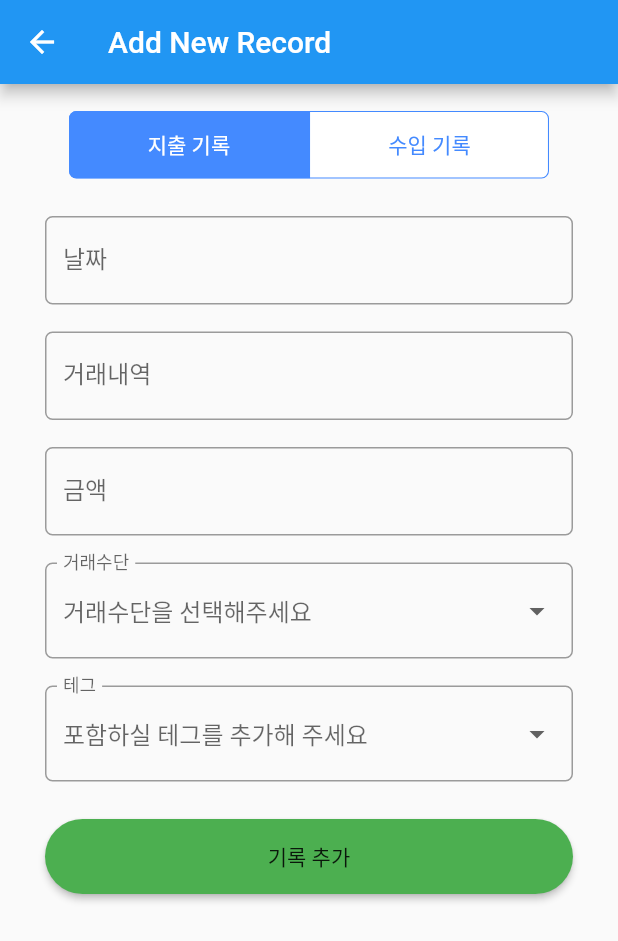
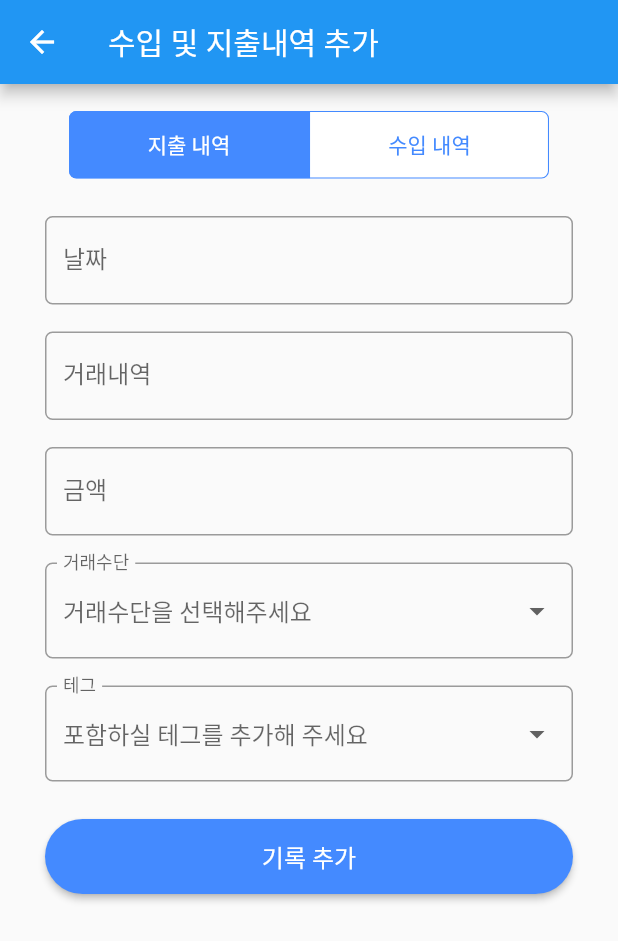
Before and after one commit to kjunha/unnamed-flutter-project, a Flutter app: the screen it shows after launch, after a tap on the "add" icon, on a phone screen of 412 x 824 dp. Shown: the top 941 px of the screen. Run offline on Flutter 3.47's test engine with Material 2 defaults, Android fonts, the phone set to English and light mode, and no system bars; drawn by our look-alikes of flutter_form_builder, material_segmented_control; our stand-ins replace grouped_list.

Commit message:
implement card layout

```diff
--- a/lib/add_record.dart
+++ b/lib/add_record.dart
@@ -13,8 +13,8 @@ class _AddRecordState extends State<AddRecord> {
   final _formKey = GlobalKey<FormBuilderState>();
   final df = DateFormat('yyyy-MM-dd');
   final Map<int, Widget> _children = {
-    -1:Text('지출 기록'),
-    1:Text('수입 기록')
+    -1:Text('지출 내역'),
+    1:Text('수입 내역')
   };
 
   //Dummydata field - DEV
@@ -83,7 +83,7 @@ class _AddRecordState extends State<AddRecord> {
   @override
   Widget build(BuildContext context) {
     return Scaffold(
-        appBar: AppBar(title: Text('Add New Record'),backgroundColor: Colors.blue,),
+        appBar: AppBar(title: Text('수입 및 지출내역 추가'),backgroundColor: Colors.blue,),
         body: SingleChildScrollView(scrollDirection: Axis.vertical, child: Container(
           margin: EdgeInsets.symmetric(vertical: 18, horizontal: 30),
           child: Column(
@@ -151,9 +151,12 @@ class _AddRecordState extends State<AddRecord> {
                       minWidth: double.infinity,
                       height: 50,
                       child: RaisedButton(
-                        child: Text('기록 추가'),
-                        color: Colors.green,
+                        child: Text('기록 추가', style: TextStyle(color: Colors.white, fontSize: 16),),
+                        color: Colors.blueAccent,
                         shape: RoundedRectangleBorder(borderRadius: BorderRadius.circular(25)),
+                        //TODO Alert when amount is 0
+                        //TODO Alert when txDescription == null
+                        //TODO Alert when method == null
                         onPressed: () {},
                       ),
                     )
--- a/lib/main.dart
+++ b/lib/main.dart
@@ -39,7 +39,8 @@ class _OverviewState extends State<Overview> {
   Widget _buildRecordList(BuildContext context, int i) {
     var labelColor = Colors.blue;
     var trailingTextColor = Colors.green;
-    return ListTile(
+    return Card(
+      child: ListTile(
         title:Text('지출내역 상세기록', ),
         subtitle: Text('지불수단'),
         leading: Container(
@@ -50,28 +51,21 @@ class _OverviewState extends State<Overview> {
         ),
         trailing: Text('10,000', style: TextStyle(color: trailingTextColor, fontWeight: FontWeight.bold, fontSize: 18),) ,
         onTap: () {},
+      ),
     );
   }
 
   @override
   Widget build(BuildContext context) {
     return Scaffold(
+      backgroundColor: Colors.grey[300],
       appBar: AppBar(
         title: Text('Overview'),
+        centerTitle: true,
         leading: IconButton(
           icon: Icon(Icons.menu),
           onPressed: () {},
         ),
-        actions: [
-          IconButton(
-            icon: Icon(Icons.add),
-            onPressed: () {Navigator.pushNamed(context, '/add');},
-          ),
-          IconButton(
-            icon:Icon(Icons.question_answer),
-            onPressed: () {},
-          )
-        ],
       ),
       body: SingleChildScrollView(
         child: Column(
@@ -79,6 +73,15 @@ class _OverviewState extends State<Overview> {
           crossAxisAlignment: CrossAxisAlignment.stretch,
           children: [
             PointWalletListView(),
+            //수입 및 지출내역 block
+            Card(
+              child: Column(children: [
+                ListTile(
+                  title: Center(child: Text('수입 및 지출 내역', style: TextStyle(fontWeight: FontWeight.bold),)),
+                  dense: true,
+                  trailing: IconButton(icon: Icon(Icons.add), onPressed: () {Navigator.pushNamed(context, '/add');},),
+                ),
+                Divider(thickness: 2,),
                 Container(
                   margin: EdgeInsets.symmetric(vertical: 15,horizontal: 30),
                   child: Table(
@@ -111,7 +114,8 @@ class _OverviewState extends State<Overview> {
                     ],
                   ),
                 ),
-            Divider(thickness: 2),
+              ]),
+            ),
             Flexible(child: ListView.builder(
               itemCount: dummy.length,
               itemBuilder: _buildRecordList,
@@ -134,16 +138,18 @@ class PointWalletListView extends StatefulWidget {
 class _PointWalletListViewState extends State<PointWalletListView> {
   var _dummy = [Colors.green, Colors.red, Colors.blue, Colors.black];
 
-  Widget _buildPointWallet(BuildContext context, int i) {
-    return Container(
-      width: double.infinity,
-      color: _dummy[i],
+  List<Widget> _buildPointWallet() {
+    List<Widget> _walletStack = [];
+    for(Color color in _dummy) {
+      _walletStack.add(
+        Card(
+          color: color,
           margin: EdgeInsets.symmetric(vertical: 3,horizontal:25),
           child: Column(
             children: <Widget>[
               ListTile(
-            title: Text('네이버 페이 포인트', style: TextStyle(color: Colors.white),),
-            subtitle: Text('메모할 내용', style: TextStyle(color: Colors.grey),),
+                title: Text('네이버 페이 포인트', style: TextStyle(color: Colors.white, fontWeight: FontWeight.bold),),
+                subtitle: Text('메모할 내용', style: TextStyle(color: Colors.grey[200]),),
                 trailing: IconButton(
                   icon: Icon(Icons.settings),
                   onPressed: () {},
@@ -154,17 +160,21 @@ class _PointWalletListViewState extends State<PointWalletListView> {
               SizedBox(height: 55,),
             ],
           ),
+        )
       );
+    }
+    return _walletStack;
   }
 
   @override
   Widget build(BuildContext context) {
-    return Flexible(child: ListView.builder(
-      itemCount: _dummy.length,
-      itemBuilder: _buildPointWallet,
-      shrinkWrap: true,
-      physics: const NeverScrollableScrollPhysics(),
-    ),);
+    return Card(
+      child: ExpansionTile(
+        title: Text('포인트 지갑 목록'),
+        initiallyExpanded: true,
+        children: _buildPointWallet(),
+      ),
+    );
   }
 }
 
```
Lines whose indentation alone changed are shown as unchanged.
